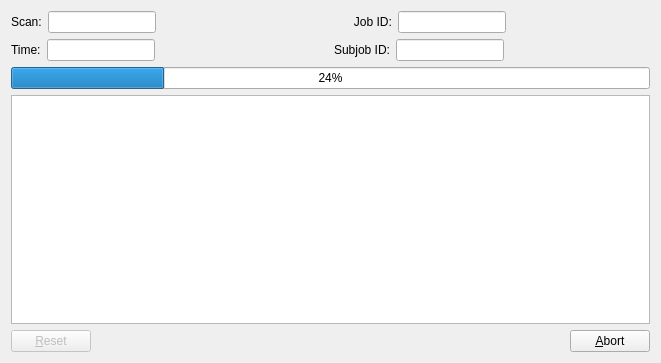
Old version of the form sfxc-gui/progress.ui in the repository aardk/sfxc.
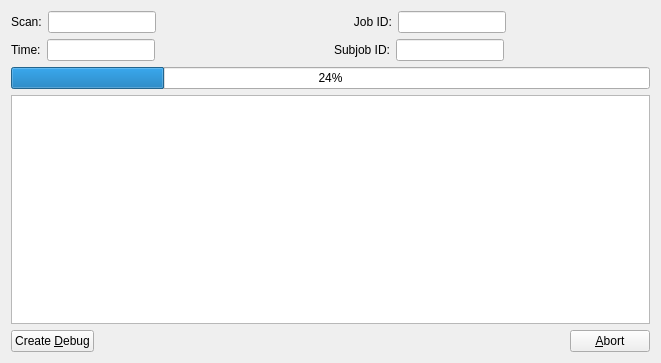
New version of the form.

Commit message: Add button to create state dumps for all SFXC processes in the current job.

```diff
--- a/sfxc-gui/progress.ui
+++ b/sfxc-gui/progress.ui
@@ -229,10 +229,13 @@
      <item>
       <widget class="QPushButton" name="buttonReset">
        <property name="enabled">
-        <bool>false</bool>
+        <bool>true</bool>
+       </property>
+       <property name="toolTip">
+        <string>Let all SFXC processes dump their state</string>
        </property>
        <property name="text">
-        <string>&amp;Reset</string>
+        <string>Create &amp;Debug</string>
        </property>
        <property name="shortcut">
         <string>Alt+R</string>
```
Left out of the diff: 23 changed lines with no effect on the pictures. The commit also changes 2 other files.
